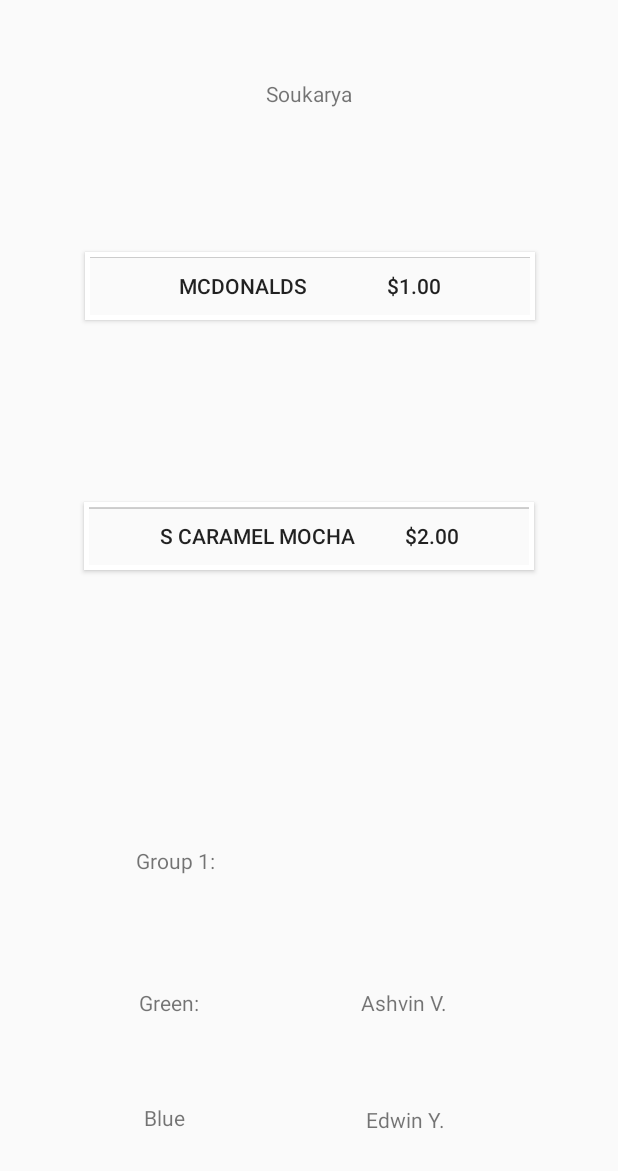
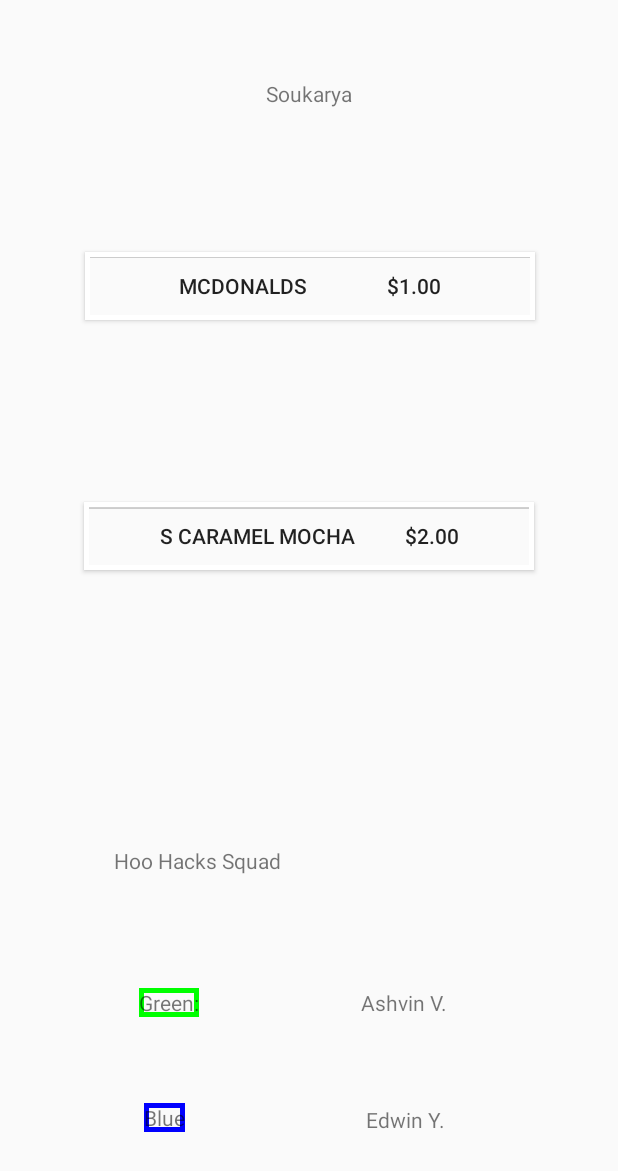
Before and after one commit to soukaryag/Split, an Android app: the ResultsActivity screen opened directly, with no data from a screen before it, on a phone screen of 412 x 824 dp. Shown: the top 1171 px of the screen. Run offline under Robolectric (Android 15) with nearby library versions, the phone set to English and light mode, and no system bars; 5 statements that could not run were skipped.

Commit message:
Small Fix

```diff
--- a/receipts/app/src/main/java/com/example/ashvin/receipts/ResultsActivity.java
+++ b/receipts/app/src/main/java/com/example/ashvin/receipts/ResultsActivity.java
@@ -52,6 +52,9 @@ public class ResultsActivity extends AppCompatActivity {
     protected void onCreate(Bundle savedInstanceState) {
         super.onCreate(savedInstanceState);
         setContentView(R.layout.activity_results);
+//        requestWindowFeature(Window.FEATURE_NO_TITLE); //will hide the title
+        getSupportActionBar().hide(); // hide the title bart a
+
 
         //HardCoded Stuff
         TextView name = (TextView) findViewById(R.id.person_id);
@@ -80,12 +83,14 @@ public class ResultsActivity extends AppCompatActivity {
         });
 
         TextView groupName = (TextView) findViewById(R.id.group_name);
-        groupName.setText("Group 1:");
+        groupName.setText("Hoo Hacks Squad");
 
         TextView color1 = (TextView) findViewById(R.id.color1);
+        color1.setBackground(updateButtonBorder3());
         color1.setText("Green:");
 
         TextView color2 = (TextView) findViewById(R.id.color2);
+        color2.setBackground(updateButtonBorder4());
         color2.setText("Blue");
 
         TextView member1 = (TextView) findViewById(R.id.member1);
@@ -93,9 +98,6 @@ public class ResultsActivity extends AppCompatActivity {
 
         TextView member2 = (TextView) findViewById(R.id.member2);
         member2.setText("Edwin Y.");
-
-        requestWindowFeature(Window.FEATURE_NO_TITLE); //will hide the title
-        getSupportActionBar().hide(); // hide the title bart a
 
         String filepath = getIntent().getStringExtra("Path");
         File file = new File(filepath);
@@ -265,5 +267,21 @@ public class ResultsActivity extends AppCompatActivity {
         sd.getPaint().setStyle(Style.STROKE);
         return sd;
     }
+    public ShapeDrawable updateButtonBorder3() {
+        ShapeDrawable sd = new ShapeDrawable();
+        sd.setShape(new RectShape());
+        sd.getPaint().setColor(colors[1]);
+        sd.getPaint().setStrokeWidth(10f);
+        sd.getPaint().setStyle(Style.STROKE);
+        return sd;
+    }
+    public ShapeDrawable updateButtonBorder4() {
+        ShapeDrawable sd = new ShapeDrawable();
+        sd.setShape(new RectShape());
+        sd.getPaint().setColor(colors[2]);
+        sd.getPaint().setStrokeWidth(10f);
+        sd.getPaint().setStyle(Style.STROKE);
+        return sd;
+    }
 
 }
```
